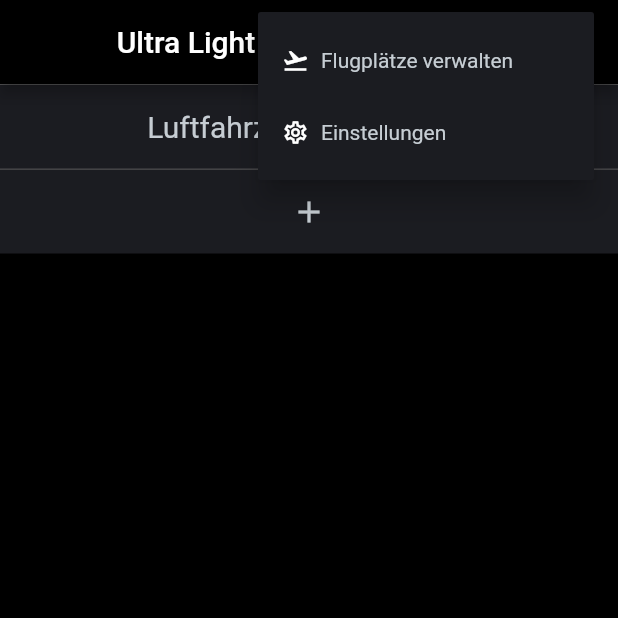
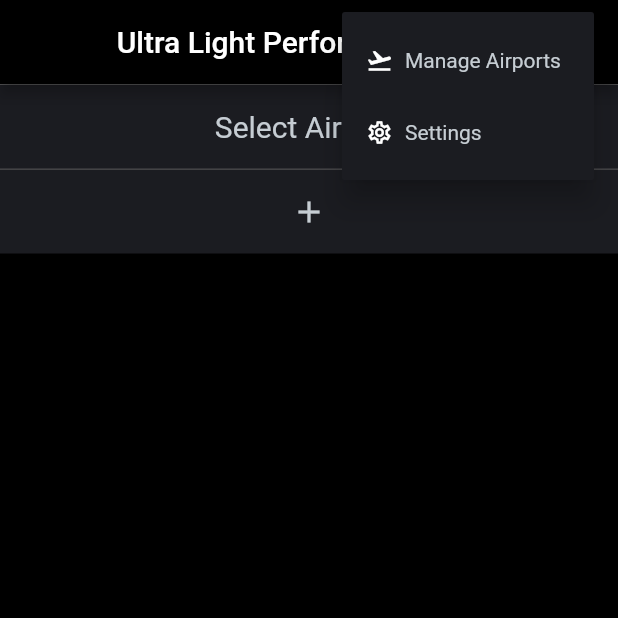
Before and after one commit to FrenchTacoDev/ultra_light_performance_tool, a Flutter app: the screen it shows after launch, after a tap on the "menu" icon, on a phone screen of 412 x 824 dp, the top half of it. Run offline on Flutter 3.47's test engine with Material 2 defaults, Android fonts, the phone set to English and light mode, and no system bars; our stand-ins replace flutter_bloc, sqflite, sqflite_common_ffi; accounts and stored records are empty.

Commit message:
Custom Localization
- Reverted from Localizations package of flutter with code gen to own implementation that can handle the way the app/package is built.

- Implemented Localizer + EN, DE translation files

- Localized App Menu and ACSlectPanel

```diff
--- a/example/pubspec.yaml
+++ b/example/pubspec.yaml
@@ -24,5 +24,4 @@ dev_dependencies:
   flutter_lints: ^2.0.0
 
 flutter:
-
   uses-material-design: true
--- a/lib/src/aircraft/list/aircraft_select_panel.dart
+++ b/lib/src/aircraft/list/aircraft_select_panel.dart
@@ -2,6 +2,7 @@ import 'package:flutter/material.dart';
 import 'package:flutter_bloc/flutter_bloc.dart';
 import 'package:ultra_light_performance_tool/src/aircraft/aircraft.dart';
 import 'package:ultra_light_performance_tool/src/aircraft/list/BLoC/aircraft_select_bloc.dart';
+import 'package:ultra_light_performance_tool/src/core/core.dart';
 
 ///Class that contains all aircraft currently in the database to select, add, edit or delete.
 class AircraftSelectPanel extends StatelessWidget {
@@ -29,13 +30,13 @@ class AircraftSelectPanel extends StatelessWidget {
             builder: (context, snapshot) {
 
               if(snapshot.hasError) return _ErrorScreen(error: snapshot.error!,);
-              if(snapshot.hasData == false) return const _ErrorScreen(error: "No Aircraft found!");
+              if(snapshot.hasData == false) return _ErrorScreen(error: Localizer.of(context).acSelectError);
 
               return Column(
                 children: [
                   Divider(color: Colors.white.withOpacity(0.35), height: 0.5),
-                  const ListTile(
-                    title: Text("Luftfahrzeug Auswählen", textAlign: TextAlign.center),
+                  ListTile(
+                    title: Text(Localizer.of(context).acSelectTitle, textAlign: TextAlign.center),
                     titleAlignment: ListTileTitleAlignment.center,
                   ),
                   Divider(color: Colors.white.withOpacity(0.35), height: 0.5),
@@ -128,13 +129,13 @@ class _ACListTile extends StatelessWidget {
             Rect.fromLTWH(0, 0, overlay.paintBounds.size.width, overlay.paintBounds.size.height)
         ),
         items: [
-          const PopupMenuItem(
+          PopupMenuItem(
             value: 0,
-            child: Text("Bearbeiten"),
+            child: Text(Localizer.of(context).edit),
           ),
-          const PopupMenuItem(
+          PopupMenuItem(
             value: 1,
-            child: Text("Löschen"),
+            child: Text(Localizer.of(context).delete),
           ),
         ]
     );
--- a/lib/src/core/core.dart
+++ b/lib/src/core/core.dart
@@ -3,3 +3,4 @@ library core;
 export 'application_cubit.dart';
 export 'menu/app_menu.dart';
 export 'settings/settings.dart';
+export '../localization/localizer.dart';
--- a/lib/src/core/menu/app_menu.dart
+++ b/lib/src/core/menu/app_menu.dart
@@ -1,6 +1,6 @@
 import 'package:flutter/material.dart';
 import 'package:flutter_bloc/flutter_bloc.dart';
-import 'package:ultra_light_performance_tool/src/core/application_cubit.dart';
+import 'package:ultra_light_performance_tool/src/core/core.dart';
 
 ///Menu for the Application
 ///[customMenuItems] can be added to expand on the menu and implement own behaviour.
@@ -27,21 +27,21 @@ class AppMenu extends StatelessWidget {
       itemBuilder: (context) => [
         PopupMenuItem(
             onTap: () => cubit.manageAirports(context: context),
-            child: const Row(
+            child: Row(
               children: [
-                Icon(Icons.flight_takeoff_outlined, size: 18),
-                SizedBox(width: 8,),
-                Text("Flugplätze verwalten"),
+                const Icon(Icons.flight_takeoff_outlined, size: 18),
+                const SizedBox(width: 8,),
+                Text(Localizer.of(context).menuAirports),
               ],
             )
         ),
         PopupMenuItem(
             onTap: () => cubit.openSettings(context: context),
-            child: const Row(
+            child: Row(
               children: [
-                Icon(Icons.settings_outlined, size: 18),
-                SizedBox(width: 8,),
-                Text("Einstellungen"),
+                const Icon(Icons.settings_outlined, size: 18),
+                const SizedBox(width: 8,),
+                Text(Localizer.of(context).menuSettings),
               ],
             )
         ),
--- /dev/null
+++ b/lib/src/localization/de/de.dart
@@ -0,0 +1,22 @@
+import '../localizer.dart';
+
+class DE extends Dictionary{
+  //region General
+  @override
+  String get edit => "Bearbeiten";
+  @override
+  String get delete => "Löschen";
+  //endregion
+  //region Menu
+  @override
+  String get menuAirports => "Flugplätze Verwalten";
+  @override
+  String get menuSettings => "Einstellungen";
+  //endregion
+  //region AcSelect
+  @override
+  String get acSelectTitle => "Luftfahrzeug Auswählen";
+  @override
+  String get acSelectError => "Kein Luftfahrzeug gefunden!";
+  //endregion
+}
--- /dev/null
+++ b/lib/src/localization/default/en.dart
@@ -0,0 +1,38 @@
+///Data container for all Strings that will be implemented by the localization
+abstract class Dictionary{
+  //region General
+  String get edit;
+  String get delete;
+  //endregion
+
+  //region Menu
+  String get menuAirports;
+  String get menuSettings;
+
+  //region AcSelect
+  String get acSelectTitle;
+  String get acSelectError;
+  //endregion
+}
+
+class EN extends Dictionary{
+  //region General
+  @override
+  String get edit => "Edit";
+  @override
+  String get delete => "Delete";
+  //endregion
+
+  //region Menu
+  @override
+  String get menuAirports => "Manage Airports";
+  @override
+  String get menuSettings => "Settings";
+  //endregion
+  //region AcSelect
+  @override
+  String get acSelectTitle => "Select Aircraft";
+  @override
+  String get acSelectError => "No Aircraft found!";
+  //endregion
+}
--- /dev/null
+++ b/lib/src/localization/localizer.dart
@@ -0,0 +1,35 @@
+import 'package:flutter/material.dart';
+import 'default/en.dart';
+import 'de/de.dart';
+export 'default/en.dart' show Dictionary;
+
+Dictionary _defaultDict = EN();
+Map<String, Dictionary> _localMap = {
+  "de" : DE()
+};
+
+class Localizer extends InheritedWidget{
+  const Localizer({super.key, required super.child});
+
+  Dictionary std({required BuildContext context}){
+    var local = Localizations.localeOf(context);
+    var res = _localMap[local.languageCode];
+    if(res == null) return _defaultDict;
+    return res;
+  }
+
+  @override
+  bool updateShouldNotify(covariant InheritedWidget oldWidget) {
+    return oldWidget != this;
+  }
+
+  static Dictionary? maybeOf(BuildContext context) {
+    return context.dependOnInheritedWidgetOfExactType<Localizer>()?.std(context: context);
+  }
+
+  static Dictionary of(BuildContext context) {
+    final Dictionary? result = maybeOf(context);
+    assert(result != null, 'No Localizer found in context');
+    return result!;
+  }
+}
--- a/lib/ulpt.dart
+++ b/lib/ulpt.dart
@@ -3,9 +3,9 @@ library ulpt;
 import 'package:flutter/material.dart';
 import 'package:flutter/services.dart';
 import 'package:flutter_bloc/flutter_bloc.dart';
+import 'package:flutter_localizations/flutter_localizations.dart';
 import 'package:ultra_light_performance_tool/src/core/core.dart';
 import 'src/aircraft/aircraft.dart';
-
 
 ///This is the main entry point for the App.
 ///When creating your own version of ULPT, just plug this widget into Flutters [runApp] function.
@@ -21,7 +21,17 @@ class ULPT extends StatelessWidget {
             return MaterialApp(
               title: "ULPT",
               theme: state.theme,
-              home: MainPage(setupComplete: state.setupComplete),
+              localizationsDelegates: const [
+                GlobalMaterialLocalizations.delegate,
+                GlobalWidgetsLocalizations.delegate,
+                GlobalCupertinoLocalizations.delegate,
+              ],
+              //Todo implement own loc solution with maps resolving to title: string (Map<Locale, Map<String, String>>)
+              supportedLocales: const [
+                Locale.fromSubtags(countryCode: "GB", languageCode: "en"),
+                Locale.fromSubtags(countryCode: "DE", languageCode: "de"),
+              ],
+              home: Localizer(child: MainPage(setupComplete: state.setupComplete)),
             );
           },
       ),
--- a/pubspec.yaml
+++ b/pubspec.yaml
@@ -10,6 +10,9 @@ environment:
 dependencies:
   flutter:
     sdk: flutter
+  flutter_localizations:
+    sdk: flutter
+  intl: any
 
   flutter_bloc: ^8.1.2
   sqflite: ^2.3.0
@@ -26,6 +29,8 @@ dev_dependencies:
 # following page: https://dart.dev/tools/pub/pubspec
 
 # The following section is specific to Flutter packages.
+# Needed for localization code generation
+# Call flutter gen-l10n to generate localization file
 flutter:
 
   # To add assets to your package, add an assets section, like this:
```
